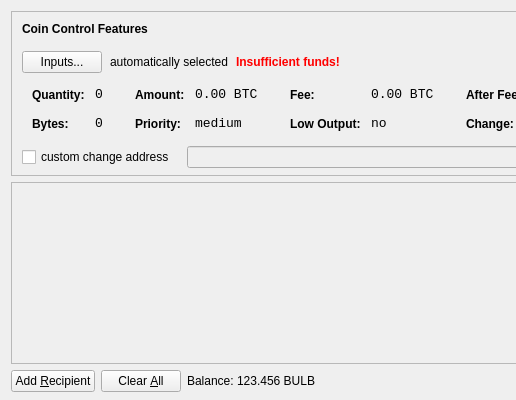
Above: src/qt/forms/sendcoinsdialog.ui from goldenloaf/goldenloaf-master before the change; both pictures show x 0 to 516 and y 0 to 400 of the 850 by 400 pixel window. Below: the same form after it.
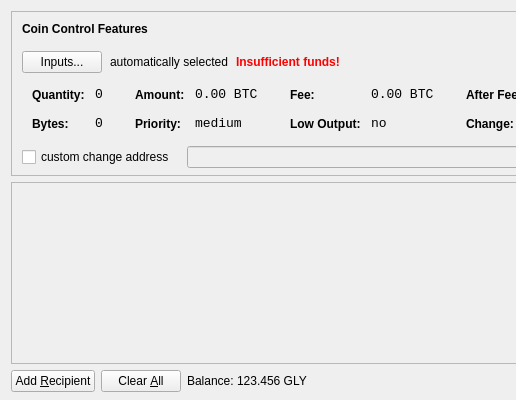
That is the form after the change. Icons and pictures are not drawn.

What changed in the file:
```diff
--- a/src/qt/forms/sendcoinsdialog.ui
+++ b/src/qt/forms/sendcoinsdialog.ui
@@ -720,7 +720,7 @@
           <cursorShape>IBeamCursor</cursorShape>
          </property>
          <property name="text">
-          <string>123.456 BULB</string>
+          <string>123.456 GLY</string>
          </property>
          <property name="textInteractionFlags">
           <set>Qt::LinksAccessibleByMouse|Qt::TextSelectableByKeyboard|Qt::TextSelectableByMouse</set>
```
